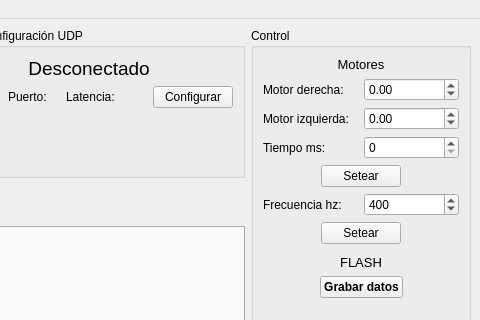
Before: the Qt Designer form mainwindow.ui in GabiAndi/Microcontroladores_2020_Autito_UI, drawn with Qt 5; both pictures show x 620 to 1100 and y 0 to 320 of the 1100 by 660 pixel window.
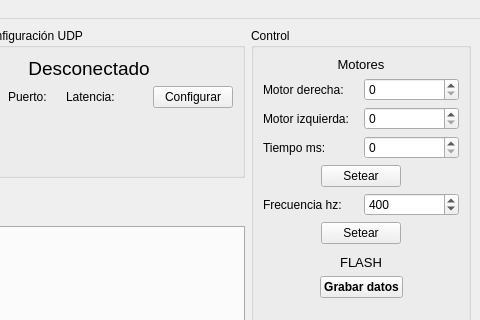
After: the same form once the commit is applied. Icons and pictures are not drawn. Custom widgets are drawn as their Qt base class.

Commit message: Sin floats

Diff of the .ui file:
```diff
--- a/mainwindow.ui
+++ b/mainwindow.ui
@@ -318,12 +318,9 @@
           </widget>
          </item>
          <item>
-          <widget class="QDoubleSpinBox" name="doubleSpinBoxMotorDerecha">
-           <property name="minimum">
-            <double>-100.000000000000000</double>
-           </property>
+          <widget class="QSpinBox" name="spinBoxMotorDerecha">
            <property name="maximum">
-            <double>100.000000000000000</double>
+            <number>100</number>
            </property>
           </widget>
          </item>
@@ -339,12 +336,9 @@
           </widget>
          </item>
          <item>
-          <widget class="QDoubleSpinBox" name="doubleSpinBoxMotorIzquierda">
-           <property name="minimum">
-            <double>-100.000000000000000</double>
-           </property>
+          <widget class="QSpinBox" name="spinBoxMotorIzquierda">
            <property name="maximum">
-            <double>100.000000000000000</double>
+            <number>100</number>
            </property>
           </widget>
          </item>
```
The commit also changes 1 other file.
